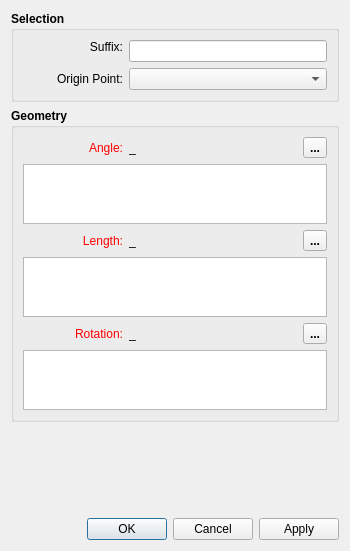
Before: the Qt Designer form src/libs/vtools/dialogs/tools/dialogmove.ui in FashionFreedom/Seamly2D, drawn with Qt 5.
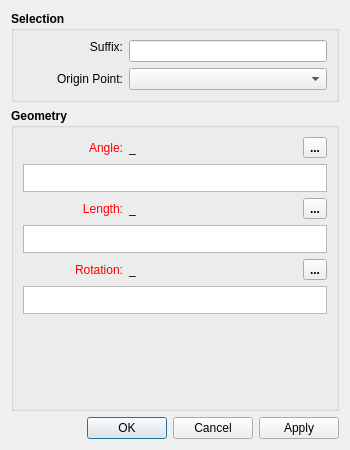
After: the same form once the commit is applied. Icons and pictures are not drawn. Custom widgets are drawn as their Qt base class.

What changed in the file:
```diff
--- a/src/libs/vtools/dialogs/tools/dialogmove.ui
+++ b/src/libs/vtools/dialogs/tools/dialogmove.ui
@@ -7,13 +7,13 @@
     <x>0</x>
     <y>0</y>
     <width>350</width>
-    <height>551</height>
+    <height>450</height>
    </rect>
   </property>
   <property name="minimumSize">
    <size>
     <width>270</width>
-    <height>0</height>
+    <height>450</height>
    </size>
   </property>
   <property name="windowTitle">
@@ -53,12 +53,7 @@
      <property name="title">
       <string>Selection</string>
      </property>
-     <layout class="QVBoxLayout" name="verticalLayout">
-      <item>
        <layout class="QFormLayout" name="formLayout">
-        <property name="labelAlignment">
-         <set>Qt::AlignRight|Qt::AlignTrailing|Qt::AlignVCenter</set>
-        </property>
         <item row="0" column="0">
          <widget class="QLabel" name="suffix_Label">
           <property name="sizePolicy">
@@ -160,8 +155,6 @@
          </widget>
         </item>
        </layout>
-      </item>
-     </layout>
     </widget>
    </item>
    <item>
@@ -187,7 +180,7 @@
      <property name="title">
       <string>Geometry</string>
      </property>
-     <layout class="QVBoxLayout" name="verticalLayout_3">
+     <layout class="QVBoxLayout" name="verticalLayout">
       <item>
        <layout class="QHBoxLayout" name="horizontalLayout" stretch="1,1,1,0">
         <item alignment="Qt::AlignLeft">
@@ -319,9 +312,7 @@
        </layout>
       </item>
       <item>
-       <layout class="QHBoxLayout" name="horizontalLayout_4" stretch="3">
-        <item>
-         <widget class="QPlainTextEdit" name="angle_PlainTextEdit">
+       <widget class="ExpandingTextEdit" name="angle_PlainTextEdit">
           <property name="sizePolicy">
            <sizepolicy hsizetype="Expanding" vsizetype="Preferred">
             <horstretch>0</horstretch>
@@ -331,13 +322,13 @@
           <property name="minimumSize">
            <size>
             <width>0</width>
-            <height>60</height>
+          <height>0</height>
            </size>
           </property>
           <property name="maximumSize">
            <size>
             <width>16777215</width>
-            <height>60</height>
+          <height>28</height>
            </size>
           </property>
           <property name="font">
@@ -350,8 +341,6 @@
            <bool>true</bool>
           </property>
          </widget>
-        </item>
-       </layout>
       </item>
       <item>
        <layout class="QHBoxLayout" name="horizontalLayout_2" stretch="1,1,1,0">
@@ -484,9 +473,7 @@
        </layout>
       </item>
       <item>
-       <layout class="QHBoxLayout" name="horizontalLayout_7" stretch="0">
-        <item>
-         <widget class="QPlainTextEdit" name="length_PlainTextEdit">
+       <widget class="ExpandingTextEdit" name="length_PlainTextEdit">
           <property name="sizePolicy">
            <sizepolicy hsizetype="Expanding" vsizetype="Preferred">
             <horstretch>0</horstretch>
@@ -496,13 +483,13 @@
           <property name="minimumSize">
            <size>
             <width>0</width>
-            <height>60</height>
+          <height>0</height>
            </size>
           </property>
           <property name="maximumSize">
            <size>
             <width>16777215</width>
-            <height>60</height>
+          <height>28</height>
            </size>
           </property>
           <property name="font">
@@ -519,8 +506,6 @@
           </property>
          </widget>
         </item>
-       </layout>
-      </item>
       <item>
        <layout class="QHBoxLayout" name="horizontalLayout_5" stretch="1,0,1,0">
         <item alignment="Qt::AlignLeft">
@@ -652,9 +637,7 @@
        </layout>
       </item>
       <item>
-       <layout class="QHBoxLayout" name="horizontalLayout_8" stretch="0">
-        <item>
-         <widget class="QPlainTextEdit" name="rotation_PlainTextEdit">
+       <widget class="ExpandingTextEdit" name="rotation_PlainTextEdit">
           <property name="sizePolicy">
            <sizepolicy hsizetype="Expanding" vsizetype="Preferred">
             <horstretch>0</horstretch>
@@ -664,13 +647,13 @@
           <property name="minimumSize">
            <size>
             <width>0</width>
-            <height>60</height>
+          <height>0</height>
            </size>
           </property>
           <property name="maximumSize">
            <size>
             <width>16777215</width>
-            <height>60</height>
+          <height>28</height>
            </size>
           </property>
           <property name="font">
@@ -684,13 +667,8 @@
           </property>
          </widget>
         </item>
-       </layout>
-      </item>
-     </layout>
-    </widget>
-   </item>
    <item>
-    <spacer name="verticalSpacer">
+       <spacer name="verticalSpacer_2">
      <property name="orientation">
       <enum>Qt::Vertical</enum>
      </property>
@@ -702,6 +680,9 @@
      </property>
     </spacer>
    </item>
+     </layout>
+    </widget>
+   </item>
    <item>
     <widget class="QDialogButtonBox" name="buttonBox">
      <property name="orientation">
@@ -714,6 +695,23 @@
    </item>
   </layout>
  </widget>
+ <customwidgets>
+  <customwidget>
+   <class>ExpandingTextEdit</class>
+   <extends>QPlainTextEdit</extends>
+   <header>expandingtextedit.h</header>
+  </customwidget>
+ </customwidgets>
+ <tabstops>
+  <tabstop>suffix_LineEdit</tabstop>
+  <tabstop>rotationPoint_ComboBox</tabstop>
+  <tabstop>angleFormula_ToolButton</tabstop>
+  <tabstop>angle_PlainTextEdit</tabstop>
+  <tabstop>lengthFormula_ToolButton</tabstop>
+  <tabstop>length_PlainTextEdit</tabstop>
+  <tabstop>rotationFormula_ToolButton</tabstop>
+  <tabstop>rotation_PlainTextEdit</tabstop>
+ </tabstops>
  <resources>
   <include location="../../../vmisc/share/resources/icon.qrc"/>
  </resources>
```
Left out of the diff: 3 changed lines with no effect on the pictures. Lines whose indentation alone changed are shown as unchanged.
